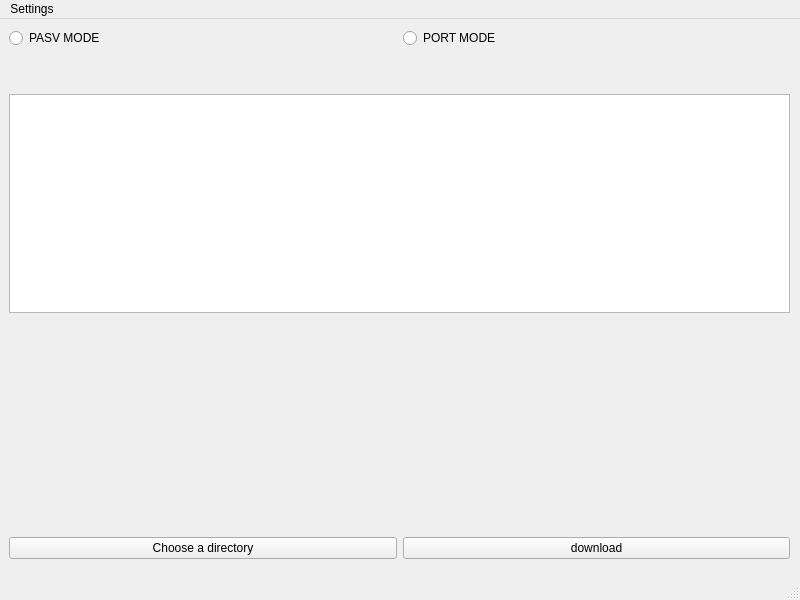
yezhen17/FTP_Project, file client/gui/func.ui: the form before one commit.
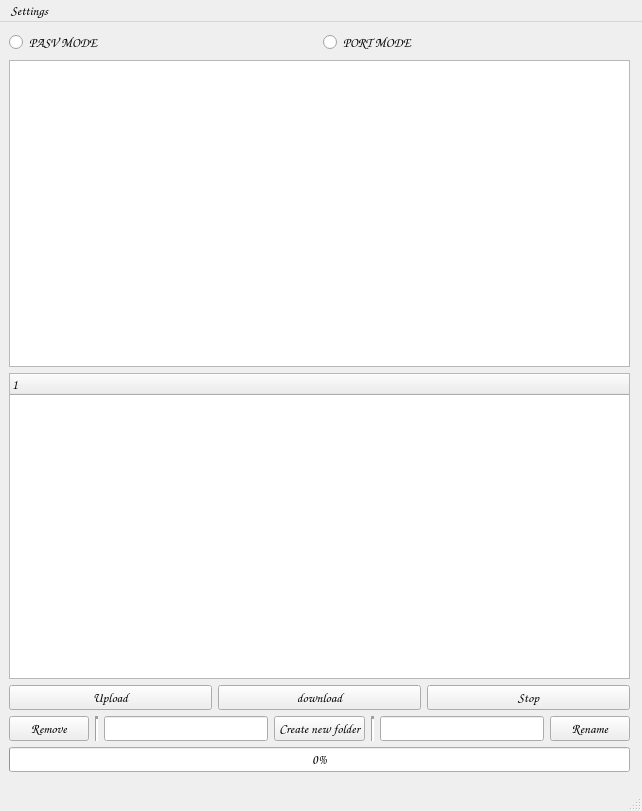
The form after the commit.

The edit to the form file:
```diff
--- a/client/gui/func.ui
+++ b/client/gui/func.ui
@@ -6,10 +6,22 @@
    <rect>
     <x>0</x>
     <y>0</y>
-    <width>800</width>
-    <height>600</height>
+    <width>642</width>
+    <height>811</height>
    </rect>
   </property>
+  <property name="sizePolicy">
+   <sizepolicy hsizetype="Fixed" vsizetype="Fixed">
+    <horstretch>0</horstretch>
+    <verstretch>0</verstretch>
+   </sizepolicy>
+  </property>
+  <property name="font">
+   <font>
+    <family>Comic Sans MS</family>
+    <pointsize>10</pointsize>
+   </font>
+  </property>
   <property name="windowTitle">
    <string>FTP Client</string>
   </property>
@@ -19,8 +31,8 @@
      <rect>
       <x>9</x>
       <y>9</y>
-      <width>781</width>
-      <height>531</height>
+      <width>621</width>
+      <height>741</height>
      </rect>
     </property>
     <layout class="QVBoxLayout" name="verticalLayout">
@@ -28,6 +40,12 @@
       <layout class="QHBoxLayout" name="horizontalLayout">
        <item>
         <widget class="QRadioButton" name="pasvBtn">
+         <property name="font">
+          <font>
+           <family>Comic Sans MS</family>
+           <pointsize>10</pointsize>
+          </font>
+         </property>
          <property name="text">
           <string>PASV MODE</string>
          </property>
@@ -35,6 +53,12 @@
        </item>
        <item>
         <widget class="QRadioButton" name="portBtn">
+         <property name="font">
+          <font>
+           <family>Comic Sans MS</family>
+           <pointsize>10</pointsize>
+          </font>
+         </property>
          <property name="text">
           <string>PORT MODE</string>
          </property>
@@ -43,36 +67,37 @@
       </layout>
      </item>
      <item>
-      <spacer name="verticalSpacer">
-       <property name="orientation">
-        <enum>Qt::Vertical</enum>
+      <widget class="QTextBrowser" name="serverResp">
+       <property name="font">
+        <font>
+         <family>Comic Sans MS</family>
+         <pointsize>10</pointsize>
+         <weight>50</weight>
+         <bold>false</bold>
+        </font>
        </property>
-       <property name="sizeType">
-        <enum>QSizePolicy::Fixed</enum>
-       </property>
-       <property name="sizeHint" stdset="0">
-        <size>
-         <width>20</width>
-         <height>40</height>
-        </size>
-       </property>
-      </spacer>
+      </widget>
      </item>
      <item>
-      <widget class="QTextBrowser" name="serverResp"/>
-     </item>
-     <item>
-      <spacer name="verticalSpacer_2">
-       <property name="orientation">
-        <enum>Qt::Vertical</enum>
+      <widget class="QTreeWidget" name="treeWidget">
+       <property name="font">
+        <font>
+         <family>Comic Sans MS</family>
+         <pointsize>10</pointsize>
+        </font>
        </property>
-       <property name="sizeHint" stdset="0">
-        <size>
-         <width>20</width>
-         <height>40</height>
-        </size>
+       <property name="autoFillBackground">
+        <bool>false</bool>
        </property>
-      </spacer>
+       <property name="indentation">
+        <number>0</number>
+       </property>
+       <column>
+        <property name="text">
+         <string notr="true">1</string>
+        </property>
+       </column>
+      </widget>
      </item>
      <item>
       <layout class="QHBoxLayout" name="horizontalLayout_2">
@@ -83,21 +108,127 @@
         <number>0</number>
        </property>
        <item>
-        <widget class="QPushButton" name="dir_btn">
+        <widget class="QPushButton" name="uploadButton">
+         <property name="font">
+          <font>
+           <family>Comic Sans MS</family>
+           <pointsize>10</pointsize>
+          </font>
+         </property>
          <property name="text">
-          <string>Choose a directory</string>
+          <string>Upload</string>
          </property>
         </widget>
        </item>
        <item>
         <widget class="QPushButton" name="downloadBtn">
+         <property name="font">
+          <font>
+           <family>Comic Sans MS</family>
+           <pointsize>10</pointsize>
+          </font>
+         </property>
          <property name="text">
           <string>download</string>
          </property>
         </widget>
        </item>
+       <item>
+        <widget class="QPushButton" name="stopButton">
+         <property name="text">
+          <string>Stop</string>
+         </property>
+        </widget>
+       </item>
       </layout>
      </item>
+     <item>
+      <layout class="QHBoxLayout" name="horizontalLayout_3">
+       <property name="bottomMargin">
+        <number>0</number>
+       </property>
+       <item>
+        <widget class="QPushButton" name="removeBtn">
+         <property name="font">
+          <font>
+           <family>Comic Sans MS</family>
+           <pointsize>10</pointsize>
+           <weight>50</weight>
+           <bold>false</bold>
+          </font>
+         </property>
+         <property name="text">
+          <string>Remove</string>
+         </property>
+        </widget>
+       </item>
+       <item>
+        <widget class="Line" name="line">
+         <property name="lineWidth">
+          <number>3</number>
+         </property>
+         <property name="orientation">
+          <enum>Qt::Vertical</enum>
+         </property>
+        </widget>
+       </item>
+       <item>
+        <widget class="QLineEdit" name="newdirLine"/>
+       </item>
+       <item>
+        <widget class="QPushButton" name="mkdirBtn">
+         <property name="font">
+          <font>
+           <family>Comic Sans MS</family>
+           <pointsize>10</pointsize>
+          </font>
+         </property>
+         <property name="text">
+          <string>Create new folder</string>
+         </property>
+        </widget>
+       </item>
+       <item>
+        <widget class="Line" name="line_2">
+         <property name="lineWidth">
+          <number>3</number>
+         </property>
+         <property name="orientation">
+          <enum>Qt::Vertical</enum>
+         </property>
+        </widget>
+       </item>
+       <item>
+        <widget class="QLineEdit" name="renameLine"/>
+       </item>
+       <item>
+        <widget class="QPushButton" name="renameBtn">
+         <property name="font">
+          <font>
+           <family>Comic Sans MS</family>
+           <pointsize>10</pointsize>
+          </font>
+         </property>
+         <property name="text">
+          <string>Rename</string>
+         </property>
+        </widget>
+       </item>
+      </layout>
+     </item>
+     <item>
+      <widget class="QProgressBar" name="downloadBar">
+       <property name="font">
+        <font>
+         <family>Comic Sans MS</family>
+         <pointsize>10</pointsize>
+        </font>
+       </property>
+       <property name="value">
+        <number>0</number>
+       </property>
+      </widget>
+     </item>
     </layout>
    </widget>
   </widget>
@@ -106,11 +237,23 @@
     <rect>
      <x>0</x>
      <y>0</y>
-     <width>800</width>
-     <height>26</height>
+     <width>642</width>
+     <height>30</height>
     </rect>
    </property>
+   <property name="font">
+    <font>
+     <family>Comic Sans MS</family>
+     <pointsize>10</pointsize>
+    </font>
+   </property>
    <widget class="QMenu" name="menuSettings">
+    <property name="font">
+     <font>
+      <family>Comic Sans MS</family>
+      <pointsize>10</pointsize>
+     </font>
+    </property>
     <property name="title">
      <string>Settings</string>
     </property>
```
Left out of the diff: 12 changed lines with no effect on the pictures.
